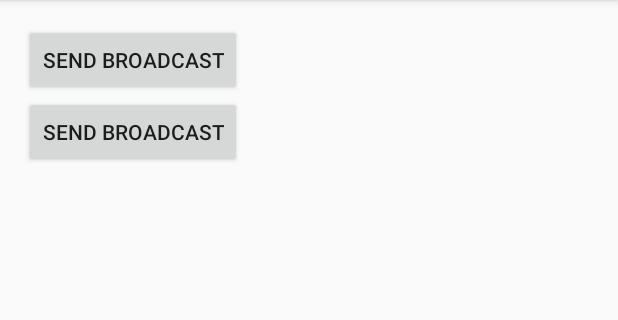
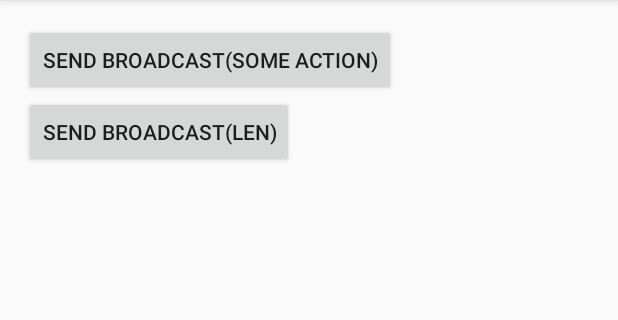
Before and after one commit to LenKIM/TIL_Today_I_Learned, an Android app: the screen it shows after launch (MainActivity), on a phone screen of 412 x 824 dp, the part 84-404 px from its top. Run offline under Robolectric (Android 15) with nearby library versions, the light colour scheme and no system bars; our stand-ins replace ButterKnife.

Commit message:
- 일부 내용 수정

```diff
--- a/Android/MyBroadcastReceiver/app/src/main/AndroidManifest.xml
+++ b/Android/MyBroadcastReceiver/app/src/main/AndroidManifest.xml
@@ -25,7 +25,6 @@
                 <action android:name="com.yyy.xxx.mybroadcastreceiver.SOME_ACTION" />
             </intent-filter>
         </receiver>
-
     </application>
 
 </manifest>
--- a/Android/MyBroadcastReceiver/app/src/main/java/com/yyy/xxx/mybroadcastreceiver/ConnectionReceiver.java
+++ b/Android/MyBroadcastReceiver/app/src/main/java/com/yyy/xxx/mybroadcastreceiver/ConnectionReceiver.java
@@ -8,9 +8,6 @@ import android.net.NetworkInfo;
 import android.util.Log;
 import android.widget.Toast;
 
-/**
- * Created by len on 2017. 2. 22..
- */
 
 public class ConnectionReceiver extends BroadcastReceiver {
 
@@ -23,8 +20,7 @@ public class ConnectionReceiver extends BroadcastReceiver {
 
         if (action.equals("SOME_ACTION")) {
             Toast.makeText(context, "Get Action from Main Activity", Toast.LENGTH_SHORT).show();
-        }
-        else if (action.equals("LEN")) {
+        } else if (action.equals("LEN")) {
             {
                 ConnectivityManager cm =
                         (ConnectivityManager) context.getSystemService(Context.CONNECTIVITY_SERVICE);
--- a/Android/MyBroadcastReceiver/app/src/main/java/com/yyy/xxx/mybroadcastreceiver/MainActivity.java
+++ b/Android/MyBroadcastReceiver/app/src/main/java/com/yyy/xxx/mybroadcastreceiver/MainActivity.java
@@ -22,8 +22,8 @@ public class MainActivity extends AppCompatActivity {
         ButterKnife.inject(this);
 
         mReceiver = new ConnectionReceiver();
-        mIntentFilter = new IntentFilter("len");
-//        mIntentFilter.addAction("len");
+        mIntentFilter = new IntentFilter("SOME_ACTION");
+        mIntentFilter.addAction("LEN");
     }
 
     @Override
@@ -34,7 +34,8 @@ public class MainActivity extends AppCompatActivity {
 
     @Override
     protected void onDestroy() {
-        super.onDestroy();
+
+    super.onDestroy();
         unregisterReceiver(mReceiver);
     }
 
--- a/Android/MyBroadcastReceiver/app/src/main/res/layout/activity_main.xml
+++ b/Android/MyBroadcastReceiver/app/src/main/res/layout/activity_main.xml
@@ -16,17 +16,13 @@
             android:id="@+id/btn_broadcast"
             android:layout_width="wrap_content"
             android:layout_height="wrap_content"
-            android:text="send broadcast"
-            android:layout_centerHorizontal="true"
-            android:layout_centerVertical="true"
-            />
+            android:text="send broadcast(some action)" />
 
     <Button
             android:id="@+id/btn_connection"
             android:layout_width="wrap_content"
             android:layout_height="wrap_content"
-            android:text="send broadcast"
-            android:layout_centerHorizontal="true"
-            android:layout_centerVertical="true"
-            />
+            android:text="send broadcast(len)"
+
+        />
 </LinearLayout>
```
